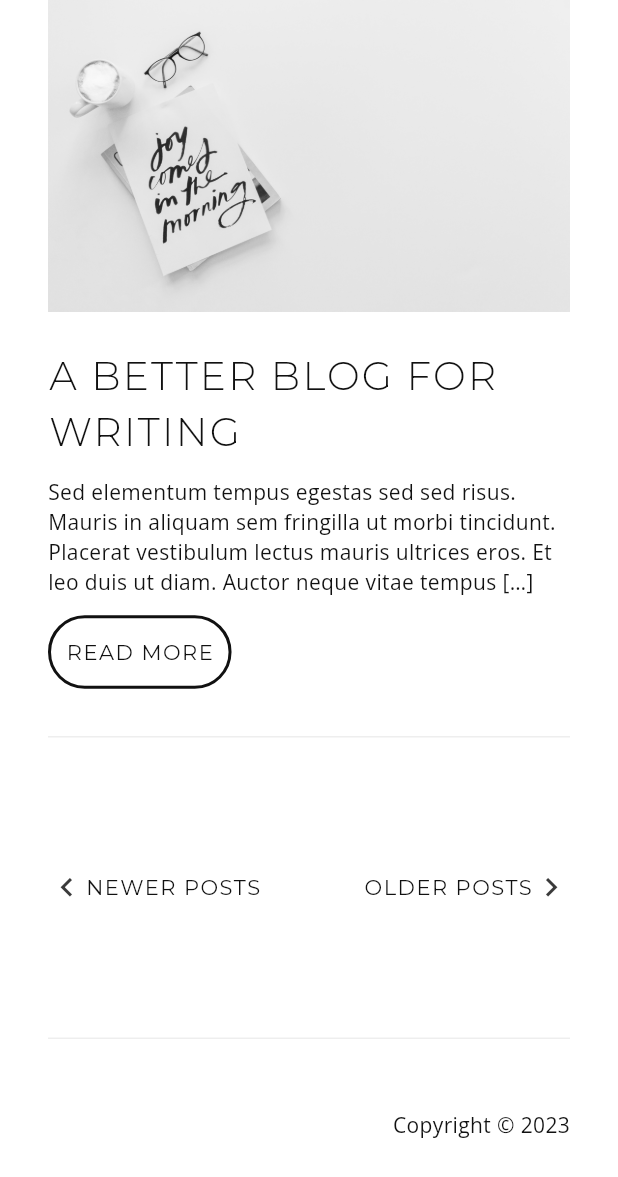
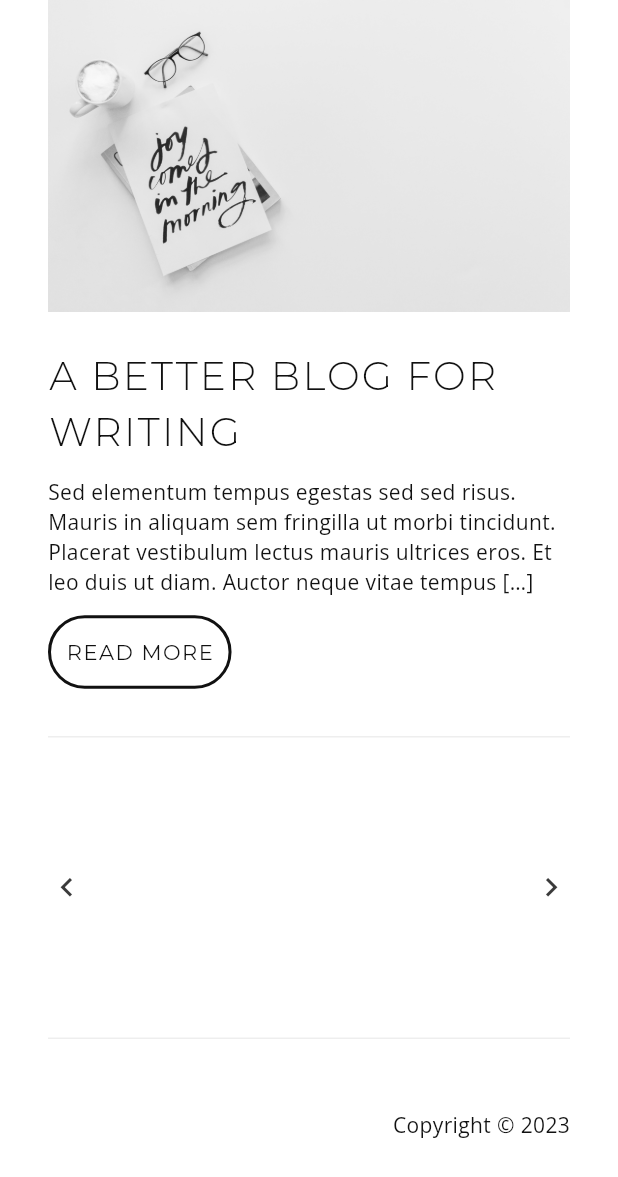
Before and after one commit to Codelessly/FlutterMinimalWebsite, a Flutter app: the screen it shows after launch, scrolled down 2488 dp, on a phone screen of 412 x 824 dp. Shown: the top 1177 px of the screen. Run offline on Flutter 3.47's test engine with Material 3 defaults, Android fonts, the phone set to English and light mode, and no system bars; our stand-ins replace google_fonts, responsive_framework; missing offline and left inert: loading_gifs.

Commit message:
QUICKFIX List Navigation Overflow

```diff
--- a/lib/components/blog.dart
+++ b/lib/components/blog.dart
@@ -235,13 +235,15 @@ class ListNavigation extends StatelessWidget {
               size: 25,
               color: textSecondary,
             ),
-            Text("NEWER POSTS", style: buttonTextStyle),
+            if (ResponsiveBreakpoints.of(context).largerThan(MOBILE))
+              Text("NEWER POSTS", style: buttonTextStyle),
           ],
         ),
         const Spacer(),
         Row(
           children: <Widget>[
-            Text("OLDER POSTS", style: buttonTextStyle),
+            if (ResponsiveBreakpoints.of(context).largerThan(MOBILE))
+              Text("OLDER POSTS", style: buttonTextStyle),
             const Icon(
               Icons.keyboard_arrow_right,
               size: 25,
```
